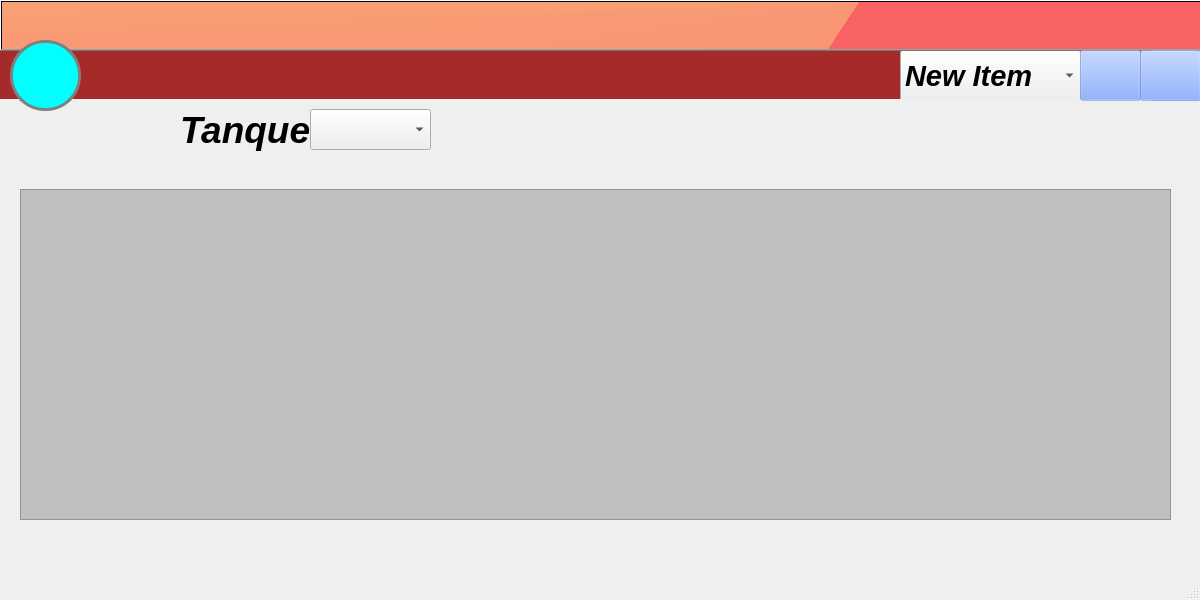
Qt form mainwindow.ui (ATG-cmd/ATG-VA) before a commit.
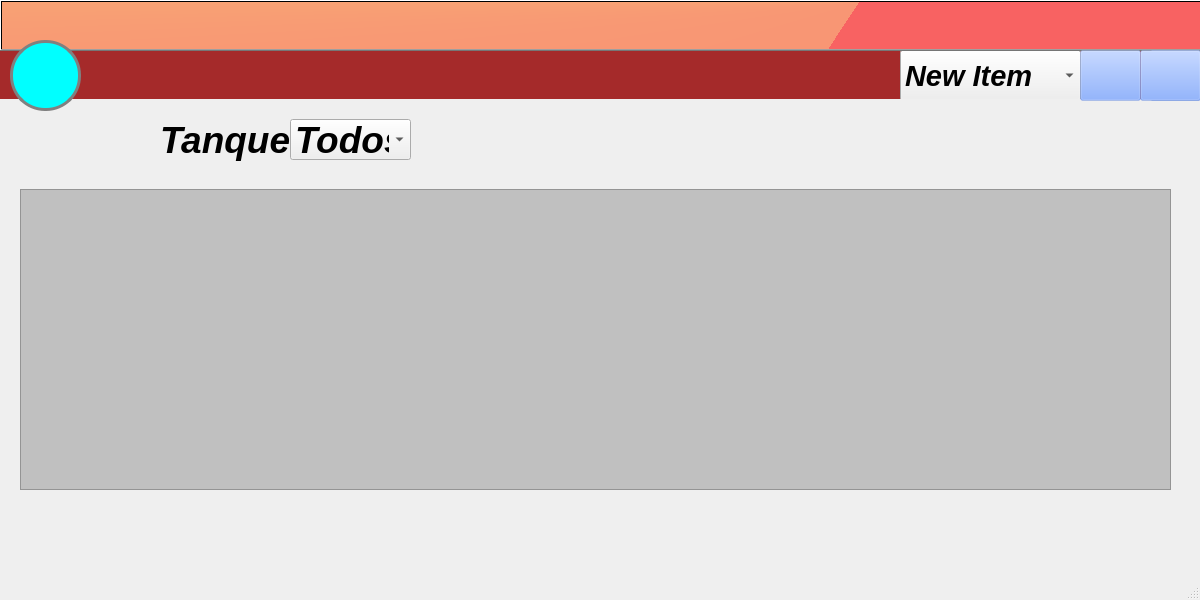
The same form after that commit. The open tabs and pages were chosen to show the change. Icons and pictures are not drawn.

The edit to the form file:
```diff
--- a/mainwindow.ui
+++ b/mainwindow.ui
@@ -2463,18 +2463,23 @@
      <widget class="QComboBox" name="comboBox">
       <property name="geometry">
        <rect>
-        <x>310</x>
-        <y>10</y>
+        <x>290</x>
+        <y>20</y>
         <width>121</width>
         <height>41</height>
        </rect>
       </property>
+      <item>
+       <property name="text">
+        <string>Todos</string>
+       </property>
+      </item>
      </widget>
      <widget class="QLabel" name="label_7">
       <property name="geometry">
        <rect>
-        <x>180</x>
-        <y>0</y>
+        <x>160</x>
+        <y>10</y>
         <width>151</width>
         <height>61</height>
        </rect>
@@ -2489,7 +2494,7 @@
         <x>20</x>
         <y>90</y>
         <width>1151</width>
-        <height>331</height>
+        <height>301</height>
        </rect>
       </property>
       <property name="styleSheet">
@@ -2521,16 +2526,37 @@
      subcontrol-position: top;
      subcontrol-origin: margin;
  }
- QScrollBar::up-arrow:vertical, QScrollBar::down-arrow:vertical {
-     border: 2px solid grey;
-     width: 10px;
-     height: 10px;
-     background: white;
- }
 
  QScrollBar::add-page:vertical, QScrollBar::sub-page:vertical {
      background: none;
  }
+QScrollBar::down-arrow:vertical {
+   
+  margin: 5px 0px 0px 0px;  
+  width: 0;
+  height: 0;
+  border: 2px solid #000;
+  border-top: 20px solid white;
+  border-right: 10px solid royalblue;
+  border-bottom: 5px solid royalblue ;
+  border-left: 10px  solid royalblue ;
+  background: white;
+  
+ }
+QScrollBar::up-arrow:vertical {
+
+ margin: 0px 0px 5px 0px;  
+  width: 0;
+  height: 0;
+  border: 2px solid #000;
+  border-top: 5px solid royalblue;
+  border-right: 10px solid royalblue;
+  border-bottom: 20px solid white;
+  border-left: 10px  solid royalblue ;
+  background: white;
+
+}
+
 
 </string>
       </property>
```
Left out of the diff: 8 changed lines with no effect on the pictures.
